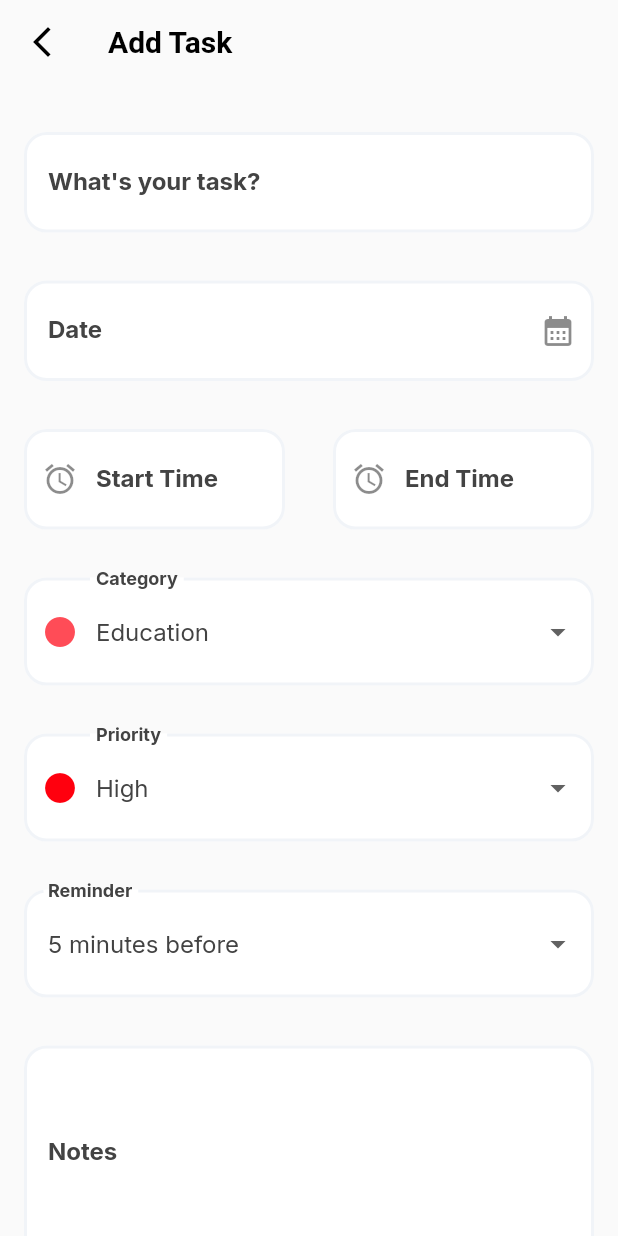
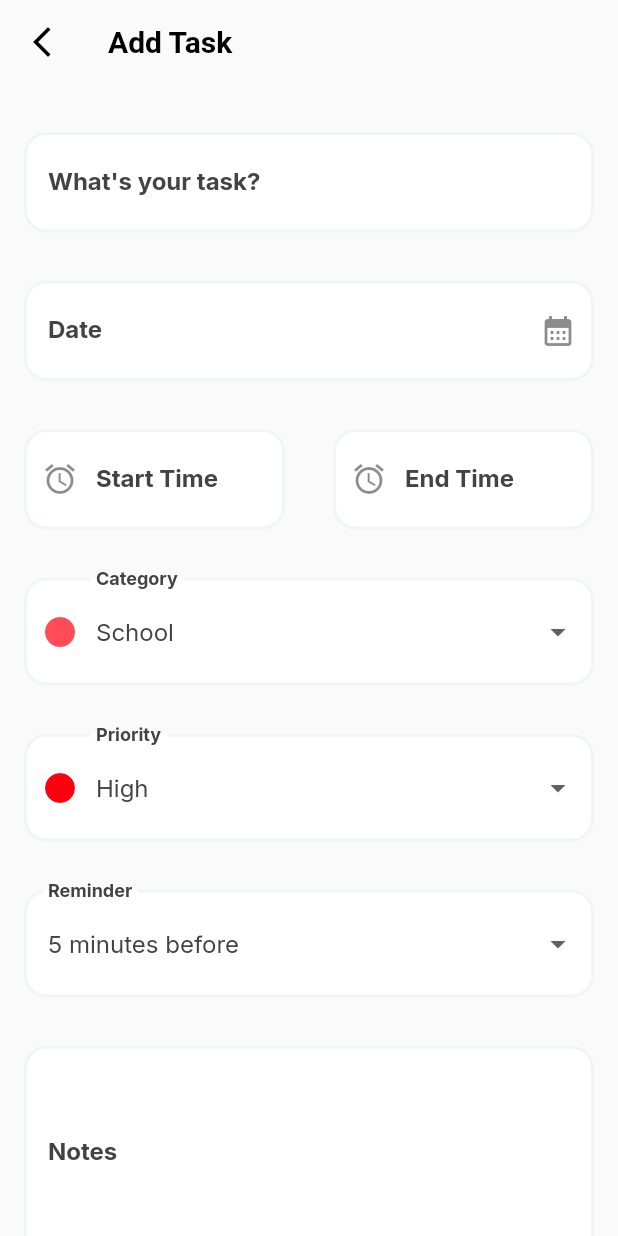
Before and after one commit to maodaaa/do-with-me, a Flutter app: the AddNewTaskPage screen opened by its route, on a phone screen of 412 x 824 dp. Run offline on Flutter 3.47's test engine with Material 2 defaults, Android fonts, the phone set to English and light mode, and no system bars; our stand-ins replace auto_size_text, cloud_firestore, equatable, firebase_auth, firebase_core, flutter_slidable and 4 more; accounts and stored records are empty.

Commit message:
update: add requirements task

```diff
--- a/lib/tasks/add_task_page.dart
+++ b/lib/tasks/add_task_page.dart
@@ -24,6 +24,7 @@ class _AddNewTaskPageState extends State<AddNewTaskPage> {
   TextEditingController priorityController = TextEditingController();
   TextEditingController reminderController = TextEditingController();
   TextEditingController notesController = TextEditingController();
+  final formKey = GlobalKey<FormState>();
 
   @override
   void initState() {
@@ -31,7 +32,7 @@ class _AddNewTaskPageState extends State<AddNewTaskPage> {
     dateController.text = "";
     sTimeController.text = "";
     eTimeController.text = "";
-    categoryController.text = "Education";
+    categoryController.text = "School";
     priorityController.text = "High";
     reminderController.text = "5 minutes before";
     notesController.text = "";
@@ -56,12 +57,14 @@ class _AddNewTaskPageState extends State<AddNewTaskPage> {
     var colorCategory = "";
     var colorPriority = "";
 
-    if (categoryController.text == "Education") {
+    if (categoryController.text == "School") {
       colorCategory = kRedCategory.toString();
     } else if (categoryController.text == "Work") {
       colorCategory = kYellowCategory.toString();
-    } else if (categoryController.text == "Workout") {
+    } else if (categoryController.text == "Sport") {
       colorCategory = kGreenCategory.toString();
+    } else if (categoryController.text == "Meditation") {
+      colorCategory = kBrownCategory.toString();
     }
 
     if (priorityController.text == "High") {
@@ -106,6 +109,8 @@ class _AddNewTaskPageState extends State<AddNewTaskPage> {
       body: SafeArea(
         child: SingleChildScrollView(
           padding: const EdgeInsets.only(top: 16),
+          child: Form(
+            key: formKey,
             child: Column(
               mainAxisSize: MainAxisSize.max,
               mainAxisAlignment: MainAxisAlignment.start,
@@ -152,11 +157,19 @@ class _AddNewTaskPageState extends State<AddNewTaskPage> {
                       fillColor: Colors.white,
                       contentPadding: const EdgeInsetsDirectional.fromSTEB(16, 24, 0, 24),
                     ),
+                    validator: (value) {
+                      if(value == null || value.isEmpty) {
+                        return 'Please enter task name';
+                      }
+                      return null;
+                    },
+                    autovalidateMode: AutovalidateMode.onUserInteraction,
+                    // onChanged: (value) => setState((() => taskController.text = value)),
                   ),
                 ),
                 Padding(
                   padding: const EdgeInsetsDirectional.all(16),
-                child: TextField(
+                  child: TextFormField(
                     controller: dateController,
                     obscureText: false,
                     style: kBodyText,
@@ -197,6 +210,14 @@ class _AddNewTaskPageState extends State<AddNewTaskPage> {
                       contentPadding: const EdgeInsetsDirectional.fromSTEB(16, 24, 0, 24),
                       suffixIcon: const Icon(Icons.calendar_month),
                     ),
+                    validator: (value) {
+                      if(value == null || value.isEmpty) {
+                        return 'Please enter date';
+                      }
+                      return null;
+                    },
+                    autovalidateMode: AutovalidateMode.onUserInteraction,
+                    onChanged: (value) => setState((() => dateController.text = value)),
                     readOnly: true,
                     onTap: () async {
                       DateTime? pickedDate = await showDatePicker(
@@ -217,7 +238,7 @@ class _AddNewTaskPageState extends State<AddNewTaskPage> {
                       Expanded(
                           child: Padding(
                         padding: const EdgeInsets.only(right: 16),
-                      child: TextField(
+                        child: TextFormField(
                           controller: sTimeController,
                           obscureText: false,
                           style: kBodyText,
@@ -258,6 +279,14 @@ class _AddNewTaskPageState extends State<AddNewTaskPage> {
                             contentPadding: const EdgeInsetsDirectional.fromSTEB(16, 24, 0, 24),
                             prefixIcon: const Icon(Icons.alarm),
                           ),
+                          validator: (value) {
+                            if(value == null || value.isEmpty) {
+                              return 'Please enter start time';
+                            }
+                            return null;
+                          },
+                          autovalidateMode: AutovalidateMode.onUserInteraction,
+                          onChanged: (value) => setState((() => sTimeController.text = value)),
                           readOnly: true,
                           onTap: () async {
                             TimeOfDay? pickedTime = await showTimePicker(
@@ -278,7 +307,7 @@ class _AddNewTaskPageState extends State<AddNewTaskPage> {
                       Expanded(
                         child: Padding(
                           padding: const EdgeInsets.only(left: 16),
-                        child: TextField(
+                          child: TextFormField(
                             controller: eTimeController,
                             obscureText: false,
                             style: kBodyText,
@@ -319,6 +348,14 @@ class _AddNewTaskPageState extends State<AddNewTaskPage> {
                               contentPadding: const EdgeInsetsDirectional.fromSTEB(16, 24, 0, 24),
                               prefixIcon: const Icon(Icons.alarm),
                             ),
+                            validator: (value) {
+                              if(value == null || value.isEmpty) {
+                                return 'Please enter end time';
+                              }
+                              return null;
+                            },
+                            autovalidateMode: AutovalidateMode.onUserInteraction,
+                            onChanged: (value) => setState((() => eTimeController.text = value)),
                             readOnly: true,
                             onTap: () async {
                               TimeOfDay? pickedTime = await showTimePicker(
@@ -345,14 +382,16 @@ class _AddNewTaskPageState extends State<AddNewTaskPage> {
                   child: DropdownButtonFormField<String>(
                     value: categoryController.text,
                     style: kBodyText,
-                  items: <String>["Education", "Work", "Workout"]
+                    items: <String>["School", "Work", "Sport", "Meditation"]
                         .map<DropdownMenuItem<String>>((String value) => DropdownMenuItem(
                               value: value,
-                            child: Text(value == "Education"
-                                ? "Education"
+                              child: Text(value == "School"
+                                  ? "School"
                                   : value == "Work"
                                       ? "Work"
-                                    : "Workout"),
+                                      : value == "Sport"
+                                        ? "Sport"
+                                        : "Meditation"),
                             ))
                         .toList(),
                     onChanged: (String? value) {
@@ -397,11 +436,13 @@ class _AddNewTaskPageState extends State<AddNewTaskPage> {
                       contentPadding: const EdgeInsetsDirectional.fromSTEB(16, 24, 0, 24),
                       prefixIcon: Icon(
                         Icons.circle,
-                      color: categoryController.text == "Education"
+                        color: categoryController.text == "School"
                             ? kRedCategory
                             : categoryController.text == "Work"
                                 ? kYellowCategory
-                              : kGreenCategory,
+                                : categoryController.text == "Sport"
+                                  ? kGreenCategory
+                                  : kBrownCategory,
                       ),
                     ),
                   ),
@@ -593,8 +634,10 @@ class _AddNewTaskPageState extends State<AddNewTaskPage> {
                     height: 50,
                     child: ElevatedButton(
                       onPressed: () {
+                        if(formKey.currentState!.validate()) {
                           addTask();
                           Navigator.pop(context);
+                        }
                       },
                       style: ElevatedButton.styleFrom(
                         backgroundColor: kPurple,
@@ -608,6 +651,7 @@ class _AddNewTaskPageState extends State<AddNewTaskPage> {
             ),
           ),
         ),
+      ),
     );
   }
 }
--- a/lib/tasks/update_task_page.dart
+++ b/lib/tasks/update_task_page.dart
@@ -58,12 +58,14 @@ class _UpdateTaskPageState extends State<UpdateTaskPage> {
     var colorCategory = "";
     var colorPriority = "";
 
-    if (categoryController.text == "Education") {
+    if (categoryController.text == "School") {
       colorCategory = kRedCategory.toString();
     } else if (categoryController.text == "Work") {
       colorCategory = kYellowCategory.toString();
-    } else if (categoryController.text == "Workout") {
+    } else if (categoryController.text == "Sport") {
       colorCategory = kGreenCategory.toString();
+    } else if (categoryController.text == "Meditation") {
+      colorCategory = kBrownCategory.toString();
     }
 
     if (priorityController.text == "High") {
@@ -103,7 +105,8 @@ class _UpdateTaskPageState extends State<UpdateTaskPage> {
   }
 
   void deleteTask(String taskId) {
-    FirebaseFirestore.instance.collection("users").doc().collection("todo").doc(taskId).delete();
+    final uid = widget.task.uid;
+    FirebaseFirestore.instance.collection("users").doc(uid).collection("todo").doc(taskId).delete();
   }
 
   @override
@@ -382,14 +385,16 @@ class _UpdateTaskPageState extends State<UpdateTaskPage> {
                 child: DropdownButtonFormField<String>(
                   value: categoryController.text,
                   style: kBodyText,
-                  items: <String>["Education", "Work", "Workout"]
+                  items: <String>["School", "Work", "Sport", "Meditation"]
                       .map<DropdownMenuItem<String>>((String value) => DropdownMenuItem(
                             value: value,
-                            child: Text(value == "Education"
-                                ? "Education"
+                            child: Text(value == "School"
+                                ? "School"
                                 : value == "Work"
                                     ? "Work"
-                                    : "Workout"),
+                                    : value == "Sport"
+                                      ? "Sport"
+                                      : "Meditation"),
                           ))
                       .toList(),
                   onChanged: (String? value) {
@@ -434,11 +439,13 @@ class _UpdateTaskPageState extends State<UpdateTaskPage> {
                     contentPadding: const EdgeInsetsDirectional.fromSTEB(16, 24, 0, 24),
                     prefixIcon: Icon(
                       Icons.circle,
-                      color: categoryController.text == "Education"
+                      color: categoryController.text == "School"
                           ? kRedCategory
                           : categoryController.text == "Work"
                               ? kYellowCategory
-                              : kGreenCategory,
+                              : categoryController.text == "Sport"
+                                ? kGreenCategory
+                                : kBrownCategory,
                     ),
                   ),
                 ),
```
Lines whose indentation alone changed are shown as unchanged.
